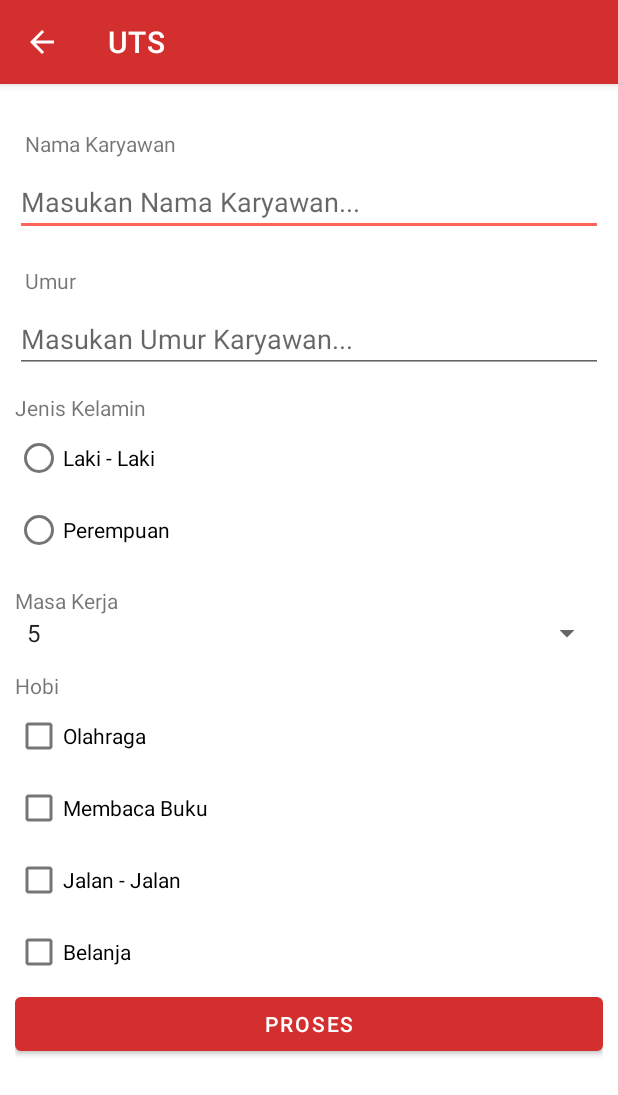
After one commit to firhanhardiansyah/mobile-sems6, an Android app: the ActivityUts screen opened directly, with no data from a screen before it, on a phone screen of 412 x 824 dp. The commit adds this screen. Shown: the top 1095 px of the screen. Run offline under Robolectric (Android 15) with nearby library versions, the phone set to English and light mode, and no system bars.

Commit message:
Add ActivityUts

```diff
--- /dev/null
+++ b/app/src/main/java/com/task/pemrogramman_mobile_unsika/ActivityUts.kt
@@ -0,0 +1,93 @@
+package com.task.pemrogramman_mobile_unsika
+
+import androidx.appcompat.app.AppCompatActivity
+import android.os.Bundle
+import android.view.View
+import android.widget.*
+import java.lang.StringBuilder
+
+class ActivityUts : AppCompatActivity() {
+  override fun onCreate(savedInstanceState: Bundle?) {
+    super.onCreate(savedInstanceState)
+    setContentView(R.layout.activity_uts)
+
+    val toolbar = supportActionBar
+    toolbar!!.title = "UTS"
+    toolbar.setDisplayHomeAsUpEnabled(true)
+
+    val namaKaryawan        = findViewById<EditText>(R.id.nama_karyawan)
+    val umurKaryawan        = findViewById<EditText>(R.id.umur_karyawan)
+    val rbGroupJkKaryawan   = findViewById<RadioGroup>(R.id.rb_group_jk_karyawan)
+    val cmbMasaKerja        = findViewById<Spinner>(R.id.cmb_masa_kerja)
+
+    val hobiOlahraga        = findViewById<CheckBox>(R.id.hobi_olahraga)
+    val hobiMembaca         = findViewById<CheckBox>(R.id.hobi_membaca)
+    val hobiJlnJln          = findViewById<CheckBox>(R.id.hobi_jln_jln)
+    val hobiBelanja         = findViewById<CheckBox>(R.id.hobi_belanja)
+
+    val btnProsesUts         = findViewById<Button>(R.id.btn_proses_uts)
+
+    var jenisKelamin:String = ""
+
+    rbGroupJkKaryawan.setOnCheckedChangeListener { group, checkedId ->
+      if (checkedId == R.id.rb_laki_laki) {
+        jenisKelamin = "Laki - Laki"
+      } else if (checkedId == R.id.rb_perempuan) {
+        jenisKelamin = "Perempuan"
+      }
+    }
+
+    btnProsesUts.setOnClickListener {
+      val hobiSelected        = StringBuilder()
+      var tunjangan:Int       = 0
+      var outputUTS:String    = ""
+
+      if (jenisKelamin == "Laki - Laki") {
+        tunjangan = 1000
+      } else if (jenisKelamin == "Perempuan") {
+        tunjangan = 1500
+      }
+
+      if ((cmbMasaKerja.selectedItem.toString() >= "5") || (cmbMasaKerja.selectedItem.toString() <= "10") ) {
+        tunjangan += 500
+      } else if ((cmbMasaKerja.selectedItem.toString() >= "10") || (cmbMasaKerja.selectedItem.toString() <= "20") ) {
+        tunjangan += 1000
+      }
+
+      if (hobiOlahraga.isChecked) {
+        hobiSelected.appendLine(" - " + hobiOlahraga.text)
+        tunjangan += 100
+      }
+
+      if (hobiMembaca.isChecked) {
+        hobiSelected.appendLine(" - " + hobiMembaca.text)
+        tunjangan += 100
+      }
+
+      if (hobiJlnJln.isChecked) {
+        hobiSelected.appendLine(" - " + hobiJlnJln.text)
+        tunjangan += 100
+      }
+
+      if (hobiBelanja.isChecked) {
+        hobiSelected.appendLine(" - " + hobiBelanja.text)
+        tunjangan += 100
+      }
+
+      outputUTS =
+        "Nama Karyawan : " + namaKaryawan.text + "\n" +
+            "Umur Karyawan : " + umurKaryawan.text + "\n" +
+            "Jenis Kelamin : " + jenisKelamin + "\n" +
+            "Masa Kerja : " + cmbMasaKerja.selectedItem.toString() + "\n" +
+            "Hobi : "  + "\n" + hobiSelected.toString() +
+            "Tunjangan yang diproleh : " + tunjangan
+
+      message(outputUTS)
+    }
+  }
+
+  fun message(msg: String) {
+    Toast.makeText(this, msg, Toast.LENGTH_SHORT).show()
+  }
+
+}
--- a/app/src/main/java/com/task/pemrogramman_mobile_unsika/MainActivity.kt
+++ b/app/src/main/java/com/task/pemrogramman_mobile_unsika/MainActivity.kt
@@ -18,6 +18,7 @@ class MainActivity : AppCompatActivity() {
         val textSatu            = findViewById<TextView>(R.id.text_satu)
         val tombolActivityDua   = findViewById<Button>(R.id.tombol_activity_dua)
         val tombolActivityTiga  = findViewById<Button>(R.id.tombol_activity_tiga)
+        val btnActivityTiga     = findViewById<Button>(R.id.btn_activity_uts)
 
         tombolSatu.setOnClickListener {
             Toast.makeText(this, "Ini proses dari klik tombol", Toast.LENGTH_LONG).show()
@@ -30,6 +31,10 @@ class MainActivity : AppCompatActivity() {
 
         tombolActivityTiga.setOnClickListener {
             startActivity(Intent(this, ActivityTiga::class.java))
+        }
+
+        btnActivityTiga.setOnClickListener {
+            startActivity(Intent(this, ActivityUts::class.java))
         }
     }
 
--- a/app/src/main/res/layout/activity_main.xml
+++ b/app/src/main/res/layout/activity_main.xml
@@ -30,6 +30,13 @@
         android:layout_height="wrap_content"
         android:width="100pt"/>
 
+    <Button
+        android:id="@+id/btn_activity_uts"
+        android:text="@string/tombol_activity_uts"
+        android:layout_width="wrap_content"
+        android:layout_height="wrap_content"
+        android:width="100pt"/>
+
     <TextView
         android:id="@+id/text_satu"
         android:layout_width="wrap_content"
--- /dev/null
+++ b/app/src/main/res/layout/activity_uts.xml
@@ -0,0 +1,127 @@
+<?xml version="1.0" encoding="utf-8"?>
+<LinearLayout
+    xmlns:android="http://schemas.android.com/apk/res/android"
+    xmlns:app="http://schemas.android.com/apk/res-auto"
+    xmlns:tools="http://schemas.android.com/tools"
+    android:layout_width="match_parent"
+    android:layout_height="match_parent"
+    android:orientation="vertical"
+    tools:context=".ActivityUts">
+
+    <ScrollView
+        android:layout_width="match_parent"
+        android:layout_height="match_parent">
+
+        <LinearLayout
+            android:layout_width="match_parent"
+            android:layout_height="wrap_content"
+            android:orientation="vertical"
+            android:layout_margin="10dip">
+
+            <TextView
+                android:id="@+id/textView"
+                android:layout_width="match_parent"
+                android:layout_height="wrap_content"
+                android:layout_marginTop="20px"
+                android:padding="10px"
+                android:text="@string/nama_karyawan" />
+
+            <EditText
+                android:id="@+id/nama_karyawan"
+                android:layout_width="match_parent"
+                android:layout_height="wrap_content"
+                android:inputType="textPersonName"
+                android:hint="@string/hint_nama_karyawan"/>
+
+            <TextView
+                android:id="@+id/textView2"
+                android:layout_width="match_parent"
+                android:layout_height="wrap_content"
+                android:layout_marginTop="20px"
+                android:padding="10px"
+                android:text="@string/umur_karyawan" />
+
+            <EditText
+                android:id="@+id/umur_karyawan"
+                android:layout_width="match_parent"
+                android:layout_height="wrap_content"
+                android:inputType="textPersonName"
+                android:hint="@string/hint_umur_karyawan"/>
+
+            <TextView
+                android:id="@+id/textView3"
+                android:layout_width="match_parent"
+                android:layout_height="wrap_content"
+                android:layout_marginTop="20px"
+                android:text="@string/jk" />
+
+            <RadioGroup
+                android:id="@+id/rb_group_jk_karyawan"
+                android:layout_width="match_parent"
+                android:layout_height="wrap_content">
+
+                <RadioButton
+                    android:id="@+id/rb_laki_laki"
+                    android:layout_width="match_parent"
+                    android:layout_height="wrap_content"
+                    android:text="@string/laki_laki" />
+
+                <RadioButton
+                    android:id="@+id/rb_perempuan"
+                    android:layout_width="match_parent"
+                    android:layout_height="wrap_content"
+                    android:text="@string/perempuan" />
+            </RadioGroup>
+
+            <TextView
+                android:id="@+id/textView4"
+                android:layout_width="match_parent"
+                android:layout_height="wrap_content"
+                android:layout_marginTop="20px"
+                android:text="@string/masa_kerja" />
+            <Spinner
+                android:id="@+id/cmb_masa_kerja"
+                android:layout_width="match_parent"
+                android:layout_height="wrap_content"
+                android:entries="@array/masa_kerja" />
+
+            <TextView
+                android:id="@+id/textView5"
+                android:layout_width="match_parent"
+                android:layout_height="wrap_content"
+                android:layout_marginTop="20px"
+                android:text="@string/hobi" />
+            <CheckBox
+                android:id="@+id/hobi_olahraga"
+                android:layout_width="match_parent"
+                android:layout_height="wrap_content"
+                android:text="@string/olahraga" />
+
+            <CheckBox
+                android:id="@+id/hobi_membaca"
+                android:layout_width="match_parent"
+                android:layout_height="wrap_content"
+                android:text="@string/membaca" />
+
+            <CheckBox
+                android:id="@+id/hobi_jln_jln"
+                android:layout_width="match_parent"
+                android:layout_height="wrap_content"
+                android:text="@string/jln_jln" />
+
+            <CheckBox
+                android:id="@+id/hobi_belanja"
+                android:layout_width="match_parent"
+                android:layout_height="wrap_content"
+                android:text="@string/belanja" />
+
+            <Button
+                android:id="@+id/btn_proses_uts"
+                android:layout_width="match_parent"
+                android:layout_height="wrap_content"
+                android:text="@string/btn_proses"
+                />
+        </LinearLayout>
+
+    </ScrollView>
+</LinearLayout>
--- a/app/src/main/res/values/colors.xml
+++ b/app/src/main/res/values/colors.xml
@@ -1,10 +1,16 @@
 <?xml version="1.0" encoding="utf-8"?>
 <resources>
     <color name="purple_200">#FFBB86FC</color>
+
     <color name="purple_500">#FF6200EE</color>
     <color name="purple_700">#FF3700B3</color>
     <color name="teal_200">#FF03DAC5</color>
     <color name="teal_700">#FF018786</color>
+
+    <color name="primary">#d32f2f</color>
+    <color name="status_bar_primary">#9a0007</color>
+    <color name="secondary">#ff6659</color>
+
     <color name="black">#FF000000</color>
     <color name="white">#FFFFFFFF</color>
 </resources>
--- a/app/src/main/res/values/strings.xml
+++ b/app/src/main/res/values/strings.xml
@@ -3,12 +3,12 @@
     <string name="tombol_satu">Menu Satu</string>
     <string name="tombol_activity_dua">Menu Dua</string>
     <string name="tombol_activity_tiga">Menu Tiga</string>
-    <string name="npm">NPM : </string>
-    <string name="nama">Nama : </string>
-    <string name="jk">Jenis Kelamin : </string>
-    <string name="no_tlp">No Telp : </string>
-    <string name="prodi">Prodi : </string>
-    <string name="hobi">Hobi : </string>
+    <string name="tombol_activity_uts">Menu UTS</string>
+    <string name="npm">NPM</string>
+    <string name="nama">Nama</string>
+    <string name="no_tlp">No Telp</string>
+    <string name="prodi">Prodi</string>
+    <string name="jk">Jenis Kelamin</string>
     <string name="laki_laki">Laki - Laki</string>
     <string name="perempuan">Perempuan</string>
 
@@ -17,9 +17,14 @@
         <item>Sistem Informasi</item>
     </string-array>
 
+    <string name="hobi">Hobi</string>
     <string name="membaca">Membaca Buku</string>
     <string name="belajar">Belajar Pemrograman</string>
     <string name="btn_proses">Proses</string>
+
+    <string name="olahraga">Olahraga</string>
+    <string name="jln_jln">Jalan - Jalan</string>
+    <string name="belanja">Belanja</string>
 
     <string name="mk1">Mata Kuliah 1</string>
     <string name="mk1_name">Nama MK 1</string>
@@ -41,4 +46,17 @@
     <string name="mk5_name">Nama MK 5</string>
     <string name="mk5_value">Nilai MK 5</string>
 
+    <string name="nama_karyawan">Nama Karyawan</string>
+    <string name="hint_nama_karyawan">Masukan Nama Karyawan...</string>
+    <string name="umur_karyawan">Umur</string>
+    <string name="hint_umur_karyawan">Masukan Umur Karyawan...</string>
+
+    <string name="masa_kerja">Masa Kerja</string>
+
+    <string-array name="masa_kerja">
+        <item>5</item>
+        <item>10</item>
+        <item>20</item>
+    </string-array>
+
 </resources>
--- a/app/src/main/res/values/themes.xml
+++ b/app/src/main/res/values/themes.xml
@@ -2,11 +2,11 @@
     <!-- Base application theme. -->
     <style name="Theme.PemrogrammanMobileUnsika" parent="Theme.MaterialComponents.DayNight.DarkActionBar">
         <!-- Primary brand color. -->
-        <item name="colorPrimary">@color/purple_500</item>
-        <item name="colorPrimaryVariant">@color/purple_700</item>
+        <item name="colorPrimary">@color/primary</item>
+        <item name="colorPrimaryVariant">@color/status_bar_primary</item>
         <item name="colorOnPrimary">@color/white</item>
         <!-- Secondary brand color. -->
-        <item name="colorSecondary">@color/teal_200</item>
+        <item name="colorSecondary">@color/secondary</item>
         <item name="colorSecondaryVariant">@color/teal_700</item>
         <item name="colorOnSecondary">@color/black</item>
         <!-- Status bar color. -->
```
Also changed, not shown: app/src/main/AndroidManifest.xml (+6 -3 lines).
